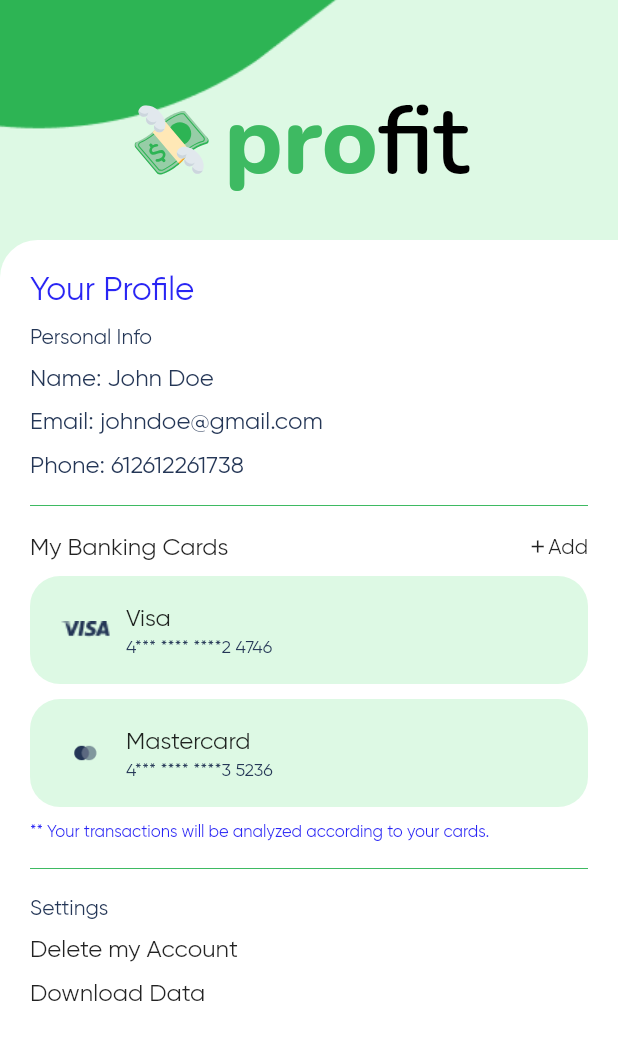
After one commit to AlisterLuiz/Profit, a Flutter app: the Profile screen opened directly, on a phone screen of 412 x 824 dp. The commit adds this screen. Shown: the top 1040 px of the screen. Run offline on Flutter 3.47's test engine with Material 2 defaults, Android fonts, the phone set to English and light mode, and no system bars; our stand-ins replace auto_size_text, fl_chart, flutter_staggered_animations, flutter_svg, font_awesome_flutter, shimmer; missing offline and left inert: expand_widget.

Commit message:
Profile page added

```diff
--- a/lib/screens/portrait/mobile/navigationBarMobilePortait.dart
+++ b/lib/screens/portrait/mobile/navigationBarMobilePortait.dart
@@ -12,7 +12,7 @@ class _NavigationBarMobilePortraitState
   Widget build(BuildContext context) {
     final currentIndex = Provider.of<CurrentIndexProvider>(context);
     final List<Widget> _children = [
-      Transactions(), Transactions(), Goals(), Transactions(),
+      Transactions(), Transactions(), Goals(), Profile(),
       // Challenges(),
       // Upload(),
       // Notification(),
--- /dev/null
+++ b/lib/screens/portrait/mobile/profile.dart
@@ -0,0 +1,285 @@
+import 'package:Profit/utilities/index.dart';
+import 'package:Profit/widgets/pieChart.dart';
+
+class Profile extends StatefulWidget {
+  @override
+  _ProfileState createState() => _ProfileState();
+}
+
+class _ProfileState extends State<Profile> {
+  List sortBy = ['Day', 'Week', 'Month', 'Year'];
+  int currentSort = 0;
+  List gridView = [
+    ['\$499', '01/02/21', 'assets/images/console.png', 'Xbox Series X'],
+    ['\$70', '15/02/21', 'assets/images/present.png', 'Mom’s Gift'],
+    ['\$150', '07/02/21', 'assets/images/bicycle.png', 'Buy a Bicycle'],
+    ['\$280', '15/02/21', 'assets/images/graduate.png', 'College Debts'],
+  ];
+  Widget build(BuildContext context) {
+    return Scaffold(
+      body: Stack(
+        children: [
+          Container(
+            decoration: BoxDecoration(
+              image: DecorationImage(
+                image: AssetImage('assets/images/background3.png'),
+                fit: BoxFit.cover,
+              ),
+            ),
+            child: Padding(
+              padding: const EdgeInsets.only(
+                top: 50.0,
+                left: 20.0,
+                right: 20.0,
+              ),
+              child: Column(
+                crossAxisAlignment: CrossAxisAlignment.start,
+                children: [
+                  Padding(
+                    padding: EdgeInsets.only(right: 10.0),
+                    child: Row(
+                      mainAxisAlignment: MainAxisAlignment.center,
+                      children: [
+                        SvgPicture.asset(
+                          'assets/images/Emoji.svg',
+                          semanticsLabel: 'Profit Logo',
+                          height: 46.57,
+                          width: 50,
+                        ),
+                        sizedBox(0, 10),
+                        RichText(
+                          text: TextSpan(
+                            children: <TextSpan>[
+                              TextSpan(
+                                text: 'pro',
+                                style: TextStyle(
+                                  color: Theme.of(context).accentColor,
+                                  fontWeight: FontWeight.w700,
+                                  fontSize: 64,
+                                  fontFamily: 'Nunito',
+                                ),
+                              ),
+                              TextSpan(
+                                text: 'fit',
+                                style: TextStyle(
+                                  color: Colors.black,
+                                  fontWeight: FontWeight.w500,
+                                  fontSize: 64,
+                                  fontFamily: 'Nunito',
+                                ),
+                              ),
+                            ],
+                          ),
+                        ),
+                      ],
+                    ),
+                  ),
+                ],
+              ),
+            ),
+          ),
+          Container(
+            margin: EdgeInsets.only(
+              top: 160,
+            ),
+            height: double.infinity,
+            width: double.infinity,
+            decoration: BoxDecoration(
+              color: Theme.of(context).backgroundColor,
+              borderRadius: BorderRadius.only(
+                topLeft: Radius.circular(25),
+                // topRight: Radius.circular(25),
+              ),
+            ),
+            child: Padding(
+              padding: EdgeInsets.only(
+                top: 20.0,
+                left: 20,
+                right: 20,
+              ),
+              child: SingleChildScrollView(
+                child: Column(
+                  crossAxisAlignment: CrossAxisAlignment.start,
+                  children: [
+                    Text(
+                      'Your Profile',
+                      style: TextStyle(
+                        color: Theme.of(context).canvasColor,
+                        fontSize: 22,
+                      ),
+                    ),
+                    sizedBox(10, 0),
+                    Text(
+                      'Personal Info',
+                      style: TextStyle(
+                        color: Color(0xff243656),
+                        fontSize: 14,
+                      ),
+                    ),
+                    sizedBox(10, 0),
+                    Text(
+                      'Name: John Doe',
+                      style: TextStyle(
+                        color: Color(0xff243656),
+                        fontSize: 16,
+                      ),
+                    ),
+                    sizedBox(10, 0),
+                    Text(
+                      'Email: johndoe@gmail.com',
+                      style: TextStyle(
+                        color: Color(0xff243656),
+                        fontSize: 16,
+                      ),
+                    ),
+                    sizedBox(10, 0),
+                    Text(
+                      'Phone: 612612261738',
+                      style: TextStyle(
+                        color: Color(0xff243656),
+                        fontSize: 16,
+                      ),
+                    ),
+                    sizedBox(10, 0),
+                    Divider(color: Theme.of(context).accentColor),
+                    sizedBox(10, 0),
+                    Row(
+                      mainAxisAlignment: MainAxisAlignment.spaceBetween,
+                      children: [
+                        Text(
+                          'My Banking Cards',
+                          style: TextStyle(fontSize: 16),
+                        ),
+                        Row(
+                          children: [
+                            Icon(
+                              Icons.add,
+                              size: 14,
+                            ),
+                            Text(
+                              'Add',
+                              style: TextStyle(fontSize: 14),
+                            ),
+                          ],
+                        )
+                      ],
+                    ),
+                    sizedBox(10, 0),
+                    Container(
+                      height: 72,
+                      width: screenWidth(context),
+                      padding: EdgeInsets.symmetric(horizontal: 20),
+                      decoration: BoxDecoration(
+                        color: Color(0xffDDF9E4),
+                        borderRadius: BorderRadius.circular(20),
+                      ),
+                      child: Row(
+                        children: [
+                          Image.asset(
+                            'assets/images/visa.png',
+                            width: 34,
+                            height: 12,
+                          ),
+                          sizedBox(0, 10),
+                          Column(
+                            mainAxisAlignment: MainAxisAlignment.center,
+                            crossAxisAlignment: CrossAxisAlignment.start,
+                            children: [
+                              Text(
+                                'Visa',
+                                style: TextStyle(
+                                  fontSize: 16,
+                                ),
+                              ),
+                              sizedBox(3, 0),
+                              Text(
+                                '4*** **** ****2 4746',
+                                style: TextStyle(
+                                    fontSize: 12, color: Color(0xff243656)),
+                              ),
+                            ],
+                          )
+                        ],
+                      ),
+                    ),
+                    sizedBox(10, 0),
+                    Container(
+                      height: 72,
+                      width: screenWidth(context),
+                      padding: EdgeInsets.symmetric(horizontal: 20),
+                      decoration: BoxDecoration(
+                        color: Color(0xffDDF9E4),
+                        borderRadius: BorderRadius.circular(20),
+                      ),
+                      child: Row(
+                        children: [
+                          Image.asset(
+                            'assets/images/mastercard.png',
+                            width: 34,
+                            height: 12,
+                          ),
+                          sizedBox(0, 10),
+                          Column(
+                            mainAxisAlignment: MainAxisAlignment.center,
+                            crossAxisAlignment: CrossAxisAlignment.start,
+                            children: [
+                              Text(
+                                'Mastercard',
+                                style: TextStyle(
+                                  fontSize: 16,
+                                ),
+                              ),
+                              sizedBox(3, 0),
+                              Text(
+                                '4*** **** ****3 5236',
+                                style: TextStyle(
+                                    fontSize: 12, color: Color(0xff243656)),
+                              ),
+                            ],
+                          ),
+                        ],
+                      ),
+                    ),
+                    sizedBox(10, 0),
+                    Text(
+                      '** Your transactions will be analyzed according to your cards.',
+                      style: TextStyle(
+                        color: Theme.of(context).canvasColor,
+                        fontSize: 11,
+                      ),
+                    ),
+                    sizedBox(10, 0),
+                    Divider(color: Theme.of(context).accentColor),
+                    sizedBox(10, 0),
+                    Text(
+                      'Settings',
+                      style: TextStyle(
+                        color: Color(0xff243656),
+                        fontSize: 14,
+                      ),
+                    ),
+                    sizedBox(10, 0),
+                    Text(
+                      'Delete my Account',
+                      style: TextStyle(
+                        fontSize: 16,
+                      ),
+                    ),
+                    sizedBox(10, 0),
+                    Text(
+                      'Download Data',
+                      style: TextStyle(
+                        fontSize: 16,
+                      ),
+                    ),
+                    sizedBox(10, 0),
+                  ],
+                ),
+              ),
+            ),
+          ),
+        ],
+      ),
+    );
+  }
+}
--- a/lib/utilities/index.dart
+++ b/lib/utilities/index.dart
@@ -59,6 +59,7 @@ export 'package:Profit/screens/portrait/mobile/login/signUp.dart';
 export 'package:Profit/screens/portrait/mobile/login/forgotPassword.dart';
 export 'package:Profit/screens/portrait/mobile/transactions.dart';
 export 'package:Profit/screens/portrait/mobile/goals.dart';
+export 'package:Profit/screens/portrait/mobile/profile.dart';
 
 // Services
 
```
Also changed, not shown: assets/images/mastercard.png (added), assets/images/visa.png (added), lib/screens/portrait/mobile/home.dart (added).
